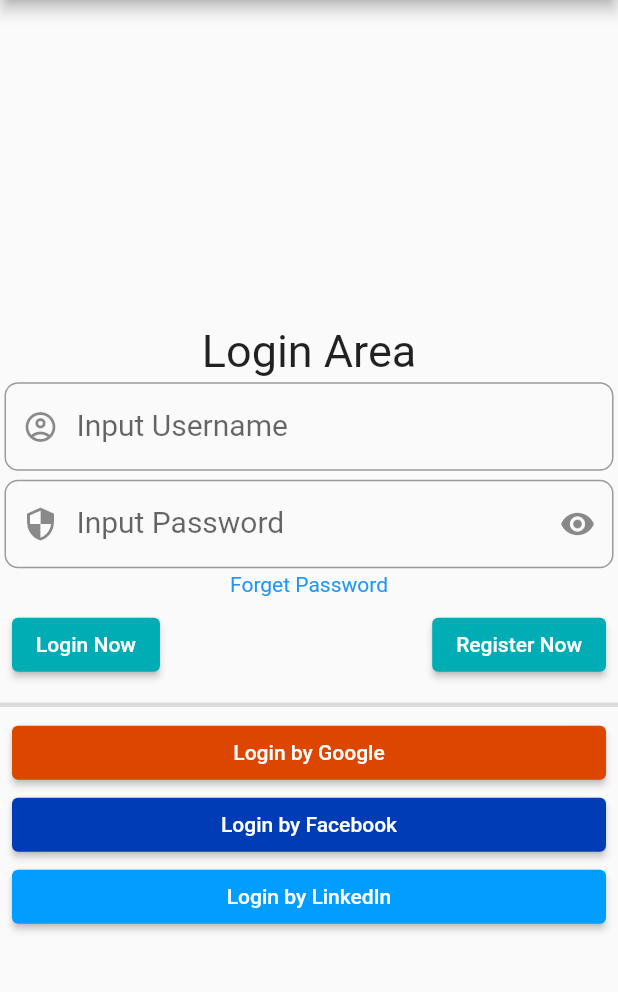
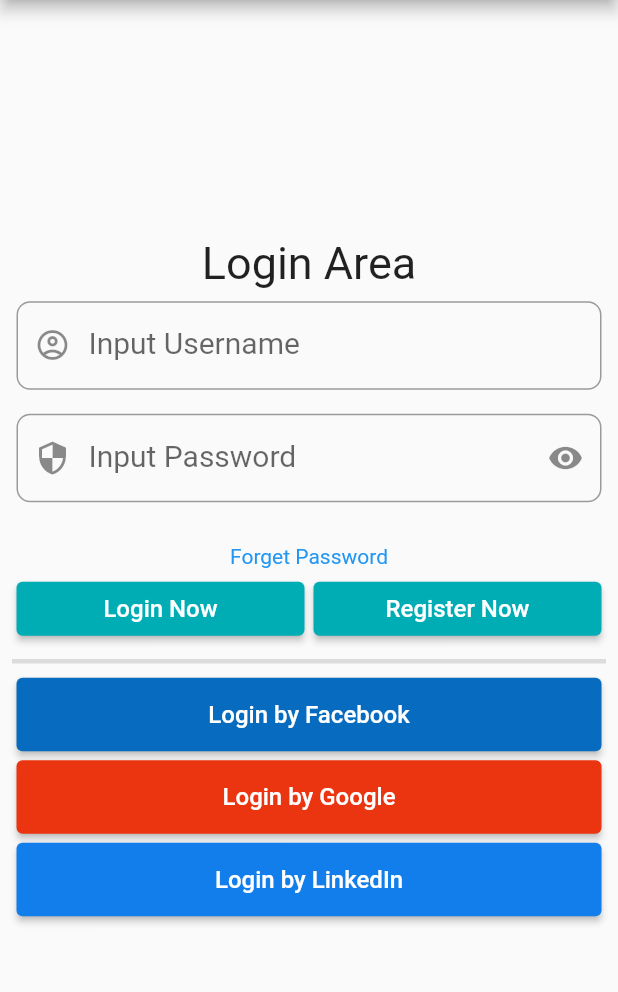
Before and after one commit to imshibaji/flutter_clean_architecture, a Flutter app: the LoginMobileScreen screen opened directly, on a phone screen of 412 x 824 dp, the part 84-1076 px from its top. Run offline on Flutter 3.47's test engine with Material 2 defaults, Android fonts, the phone set to English and light mode, and no system bars; our stand-ins replace dio, shared_preferences; accounts and stored records are empty; network calls fail; statements that could not run were skipped.

Commit message:
Auth UI Update for Mobile

```diff
--- a/lib/features/auth_mod/screens/mobile/login_mobile_screen.dart
+++ b/lib/features/auth_mod/screens/mobile/login_mobile_screen.dart
@@ -2,7 +2,7 @@ import 'dart:developer';
 
 import 'package:clean_archetructure/core/helpers/login_helper.dart';
 import 'package:clean_archetructure/core/widgets/day_night_switch.dart';
-import 'package:clean_archetructure/features/auth_mod/widgets/text_input_field.dart';
+import 'package:clean_archetructure/features/auth_mod/widgets/auth_button.dart';
 import 'package:clean_archetructure/features/auth_mod/widgets/widget_functions.dart';
 import 'package:flutter/material.dart';
 
@@ -31,69 +31,44 @@ class _LoginMobileScreenState extends State<LoginMobileScreen> {
       ),
       body: Form(
         key: _globalKey,
+        child: Padding(
+          padding: const EdgeInsets.all(8.0),
           child: ListView(
             children: [
               SizedBox(
-              height: MediaQuery.of(context).size.height / 3.8,
+                height: MediaQuery.of(context).size.height / 5.5,
               ),
 
-            const Center(
-              child: Text(
+              const Text(
                 'Login Area',
                 style: TextStyle(fontSize: 30),
+                textAlign: TextAlign.center,
               ),
+              const SizedBox(
+                height: 5,
               ),
 
               // Username Fields
-            TextInputField(
-              prefixIcon: Icons.account_circle_outlined,
-              labelTextStr: 'Input Username',
-              validator: (user) {
-                if (user != null) {
-                  username = user;
-                  return null;
-                }
-                return 'Please Input your Username';
+              usernameField(
+                onValid: (user) => username = user,
+              ),
+              const SizedBox(
+                height: 10,
+              ),
+
+              // Password Fields
+              passwordField(
+                onValid: (pass) => password = pass,
+                passHide: _isPasswordHide,
+                onKeyBtnPressed: (val) {
+                  setState(() {
+                    _isPasswordHide = val;
+                  });
                 },
               ),
-            // usernameField(
-            //   onValid: (user) => username = user,
-            // ),
-
-            // Password Fields
-            TextInputField(
-              prefixIcon: Icons.security_outlined,
-              labelTextStr: 'Input Password',
-              validator: (pass) {
-                if (pass != null) {
-                  password = pass;
-                  return null;
-                }
-                return 'Please Input Your Password';
-              },
-              obscureText: _isPasswordHide,
-              suffixIcon: IconButton(
-                onPressed: () {
-                  setState(() {
-                    _isPasswordHide = !_isPasswordHide;
-                  });
-                },
-                icon: Icon(
-                  _isPasswordHide
-                      ? Icons.visibility
-                      : Icons.visibility_off_outlined,
+              const SizedBox(
+                height: 25,
               ),
-              ),
-            ),
-            // passwordField(
-            //   onValid: (pass) => password = pass,
-            //   passHide: _isPasswordHide,
-            //   onKeyBtnPressed: (val) {
-            //     setState(() {
-            //       _isPasswordHide = val;
-            //     });
-            //   },
-            // ),
 
               // Buttons Fields
               forgetButton(
@@ -119,46 +94,29 @@ class _LoginMobileScreenState extends State<LoginMobileScreen> {
               ),
 
               // Social Login Buttons
-            Padding(
-              padding: const EdgeInsets.symmetric(horizontal: 8.0),
-              child: ElevatedButton(
-                style: ElevatedButton.styleFrom(
-                  primary: const Color.fromARGB(255, 220, 70, 0),
+              AuthButton(
+                label: 'Login by Facebook',
+                onPressed: () {},
+                backgroundColor: const Color.fromARGB(255, 7, 108, 191),
+                textColor: Colors.white,
+                paddingValue: 15,
               ),
+              AuthButton(
+                label: 'Login by Google',
                 onPressed: () {},
-                child: const Text(
-                  'Login by Google',
-                  style: TextStyle(color: Colors.white),
+                backgroundColor: const Color.fromARGB(255, 235, 53, 17),
+                textColor: Colors.white,
+                paddingValue: 15,
               ),
+              AuthButton(
+                label: 'Login by LinkedIn',
+                onPressed: () {},
+                backgroundColor: const Color.fromARGB(255, 17, 126, 235),
+                textColor: Colors.white,
+                paddingValue: 15,
               ),
+            ],
           ),
-            Padding(
-              padding: const EdgeInsets.symmetric(horizontal: 8.0),
-              child: ElevatedButton(
-                style: ElevatedButton.styleFrom(
-                  primary: const Color.fromARGB(255, 0, 60, 181),
-                ),
-                onPressed: () {},
-                child: const Text(
-                  'Login by Facebook',
-                  style: TextStyle(color: Colors.white),
-                ),
-              ),
-            ),
-            Padding(
-              padding: const EdgeInsets.symmetric(horizontal: 8.0),
-              child: ElevatedButton(
-                style: ElevatedButton.styleFrom(
-                  primary: const Color.fromARGB(255, 1, 158, 255),
-                ),
-                onPressed: () {},
-                child: const Text(
-                  'Login by LinkedIn',
-                  style: TextStyle(color: Colors.white),
-                ),
-              ),
-            )
-          ],
         ),
       ),
     );
--- /dev/null
+++ b/lib/features/auth_mod/widgets/link_button.dart
@@ -0,0 +1,28 @@
+import 'package:flutter/material.dart';
+
+// ignore: must_be_immutable
+class LinkButton extends StatelessWidget {
+  Function() onPressed;
+  String labelStr;
+  LinkButton({
+    Key? key,
+    required this.onPressed,
+    required this.labelStr,
+  }) : super(key: key);
+
+  @override
+  Widget build(BuildContext context) {
+    return Padding(
+      padding: const EdgeInsets.symmetric(horizontal: 8.0),
+      child: GestureDetector(
+        onTap: onPressed,
+        child: Center(
+          child: Text(
+            labelStr,
+            style: const TextStyle(color: Colors.blue),
+          ),
+        ),
+      ),
+    );
+  }
+}
--- a/lib/features/auth_mod/widgets/widget_functions.dart
+++ b/lib/features/auth_mod/widgets/widget_functions.dart
@@ -1,25 +1,17 @@
 import 'package:clean_archetructure/core/classes/route_manager.dart';
+import 'package:clean_archetructure/features/auth_mod/widgets/auth_button.dart';
+import 'package:clean_archetructure/features/auth_mod/widgets/link_button.dart';
+import 'package:clean_archetructure/features/auth_mod/widgets/text_input_field.dart';
 import 'package:flutter/material.dart';
 
-Padding passwordField({
+TextInputField passwordField({
   String? Function(String?)? onValid,
   bool passHide = true,
   void Function(bool)? onKeyBtnPressed,
 }) {
-  return Padding(
-    padding: const EdgeInsets.all(8.0),
-    child: TextFormField(
-      obscureText: passHide,
-      decoration: InputDecoration(
-        hintText: 'Password',
-        prefixIcon: const Icon(Icons.lock),
-        suffixIcon: IconButton(
-            onPressed: () {
-              passHide = !passHide;
-              onKeyBtnPressed!(passHide);
-            },
-            icon: Icon(passHide ? Icons.key : Icons.key_off)),
-      ),
+  return TextInputField(
+    prefixIcon: Icons.security_outlined,
+    labelTextStr: 'Input Password',
     validator: (val) {
       if (val == null || val.isEmpty) {
         return 'Please Input password';
@@ -27,18 +19,23 @@ Padding passwordField({
       onValid!(val);
       return null;
     },
+    obscureText: passHide,
+    suffixIcon: IconButton(
+      onPressed: () {
+        passHide = !passHide;
+        onKeyBtnPressed!(passHide);
+      },
+      icon: Icon(
+        passHide ? Icons.visibility : Icons.visibility_off_outlined,
+      ),
     ),
   );
 }
 
-Padding usernameField({String? Function(String?)? onValid}) {
-  return Padding(
-    padding: const EdgeInsets.all(8.0),
-    child: TextFormField(
-      decoration: const InputDecoration(
-        hintText: 'Username',
-        prefixIcon: Icon(Icons.face),
-      ),
+TextInputField usernameField({String? Function(String?)? onValid}) {
+  return TextInputField(
+    prefixIcon: Icons.account_circle_outlined,
+    labelTextStr: 'Input Username',
     validator: (val) {
       if (val == null || val.isEmpty) {
         return 'Please Input username';
@@ -46,22 +43,19 @@ Padding usernameField({String? Function(String?)? onValid}) {
       onValid!(val);
       return null;
     },
-    ),
   );
 }
 
-Padding loginRegisterButtons(
+Row loginRegisterButtons(
   BuildContext context, {
   GlobalKey<FormState>? key,
   bool Function()? onLogin,
   bool Function()? onRegister,
 }) {
-  return Padding(
-    padding: const EdgeInsets.all(8.0),
-    child: Row(
+  return Row(
     mainAxisAlignment: MainAxisAlignment.spaceBetween,
     children: [
-        ElevatedButton(
+      AuthButton(
         onPressed: () {
           if (key!.currentState!.validate()) {
             debugPrint('Login Validate');
@@ -71,9 +65,10 @@ Padding loginRegisterButtons(
             }
           }
         },
-          child: const Text('Login Now'),
+        label: 'Login Now',
+        stretch: true,
       ),
-        ElevatedButton(
+      AuthButton(
         onPressed: () {
           debugPrint('Register now');
           bool isRegister = onRegister!();
@@ -81,33 +76,25 @@ Padding loginRegisterButtons(
             Nav.to(context, '/register');
           }
         },
-          child: const Text('Register Now'),
+        label: 'Register Now',
+        stretch: true,
       ),
     ],
-    ),
   );
 }
 
-Padding forgetButton(
+LinkButton forgetButton(
   BuildContext context, {
   bool Function()? onForget,
 }) {
-  return Padding(
-    padding: const EdgeInsets.symmetric(horizontal: 8.0),
-    child: GestureDetector(
-      onTap: () {
+  return LinkButton(
+    onPressed: () {
       debugPrint('Forget Password Click');
       var check = onForget!();
       if (check && check == true) {
         Nav.to(context, '/forget');
       }
     },
-      child: const Center(
-        child: Text(
-          'Forget Password',
-          style: TextStyle(color: Colors.blue),
-        ),
-      ),
-    ),
+    labelStr: 'Forget Password',
   );
 }
```
Lines whose indentation alone changed are shown as unchanged.
